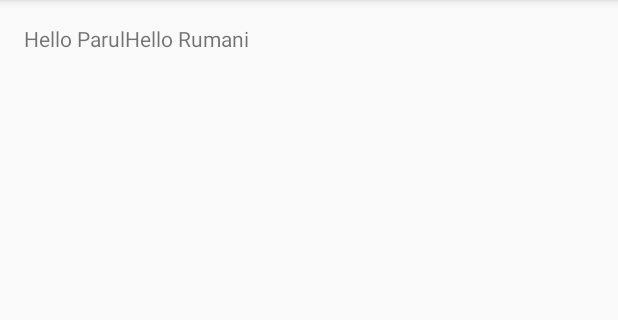
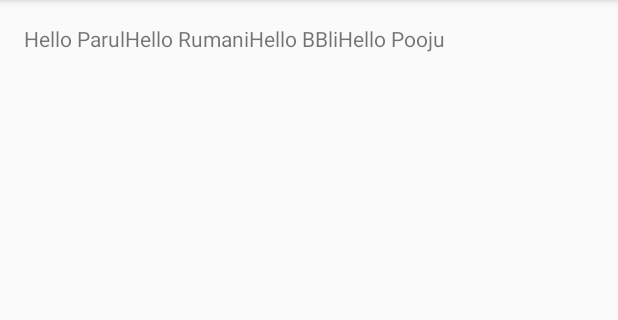
Before and after one commit to Pooja6Verma/Git_Share, an Android app: the screen it shows after launch (MainActivity), on a phone screen of 412 x 824 dp, the part 84-404 px from its top. Run offline under Robolectric (Android 15) with nearby library versions, the phone set to English and light mode, and no system bars.

Commit message:
Text views added

```diff
--- a/app/src/main/res/layout/activity_main.xml
+++ b/app/src/main/res/layout/activity_main.xml
@@ -19,4 +19,13 @@
         android:layout_width="wrap_content"
         android:layout_height="wrap_content"
         android:text="Hello Rumani" />
+    <TextView
+        android:layout_width="wrap_content"
+        android:layout_height="wrap_content"
+        android:text="Hello BBli" />
+
+    <TextView
+        android:layout_width="wrap_content"
+        android:layout_height="wrap_content"
+        android:text="Hello Pooju" />
 </LinearLayout>
```
